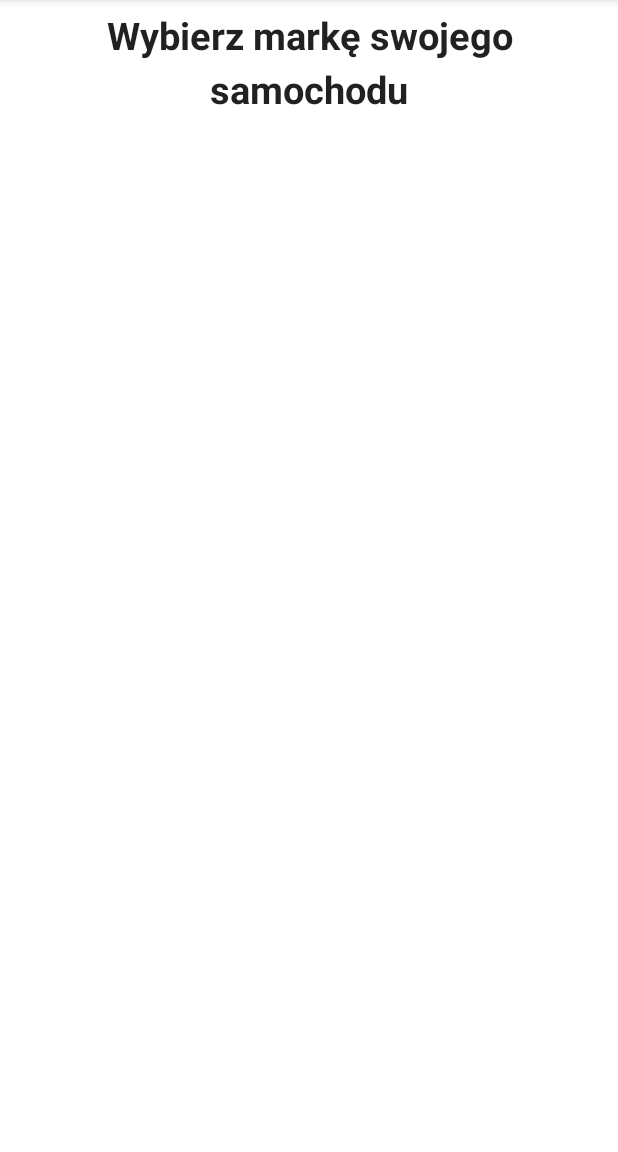
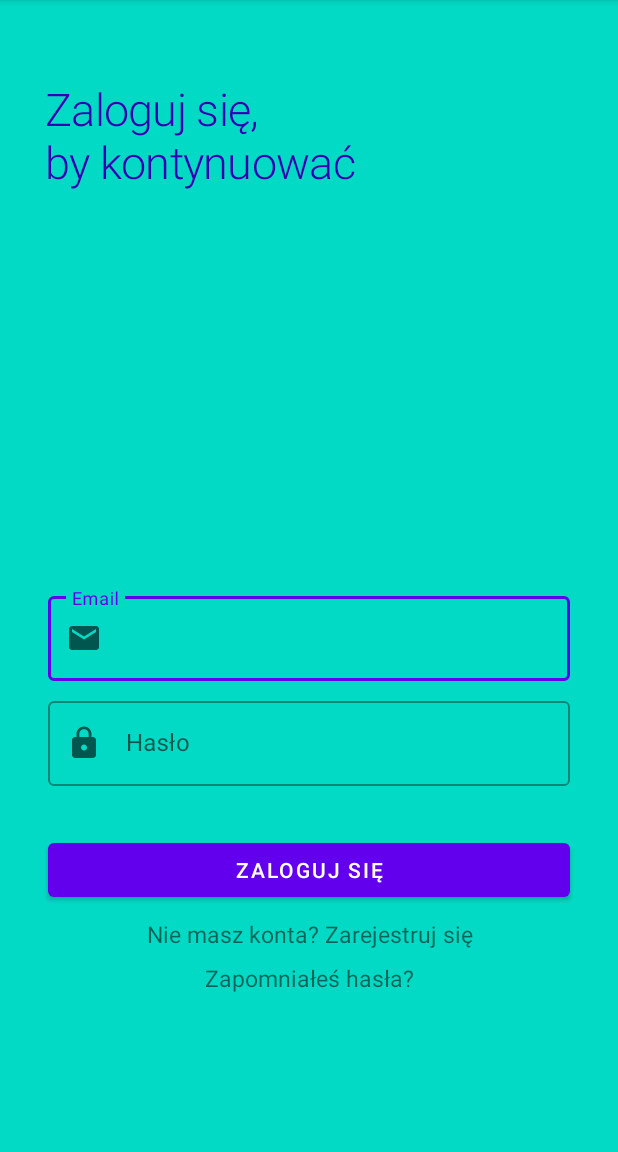
Before and after one commit to kamilaudiotour/Car_Api, an Android app: the screen it shows after launch (MainActivity), on a phone screen of 412 x 824 dp, the part 84-1236 px from its top. Run offline under Robolectric (Android 15) with nearby library versions, the phone set to English and light mode, and no system bars; our stand-ins replace Dagger/Hilt's generated code, Firebase (no records; nobody signed in at launch, a user with empty details on screens opened directly), data binding.

Commit message:
initial login handling commit

```diff
--- a/app/src/main/java/com/example/carapi/repository/car/CarRepositoryImpl.kt
+++ b/app/src/main/java/com/example/carapi/repository/car/CarRepositoryImpl.kt
@@ -3,7 +3,7 @@ package com.example.carapi.repository.car
 import androidx.paging.Pager
 import androidx.paging.PagingConfig
 import androidx.paging.liveData
-import com.example.carapi.CarPagingSource
+import com.example.carapi.paging.CarPagingSource
 import com.example.carapi.api.CarsApi
 import com.example.carapi.models.Car
 import retrofit2.Response
--- a/app/src/main/java/com/example/carapi/repository/login/LoginRepository.kt
+++ b/app/src/main/java/com/example/carapi/repository/login/LoginRepository.kt
@@ -5,7 +5,7 @@ import com.google.firebase.auth.FirebaseUser
 
 interface LoginRepository {
     val currentUser: FirebaseUser?
-    suspend fun login(email: String, password: String) : Resource<FirebaseUser>
-    suspend fun register(email: String, name: String, password: String) : Resource<FirebaseUser>
+    suspend fun login(email: String, password: String): Resource<FirebaseUser>
+    suspend fun register(email: String, name: String, password: String): Resource<FirebaseUser>
     fun logout()
 }
--- a/app/src/main/java/com/example/carapi/ui/login/LoginViewModel.kt
+++ b/app/src/main/java/com/example/carapi/ui/login/LoginViewModel.kt
@@ -15,14 +15,14 @@ import javax.inject.Inject
 class LoginViewModel @Inject constructor(private val loginRepository: LoginRepository) :
     ViewModel() {
 
-    private val login = MutableLiveData<Resource<FirebaseUser>?>(null)
-    private val register = MutableLiveData<Resource<FirebaseUser>?>(null)
+     val login = MutableLiveData<Resource<FirebaseUser>?>(null)
+     val register = MutableLiveData<Resource<FirebaseUser>?>(null)
 
     val currentUser: FirebaseUser?
         get() = loginRepository.currentUser
 
     init {
-        if(loginRepository.currentUser != null) {
+        if (loginRepository.currentUser != null) {
             login.value = Resource.Success(loginRepository.currentUser!!)
         }
     }
--- a/app/src/main/java/com/example/carapi/ui/login/fragments/LoginFragment.kt
+++ b/app/src/main/java/com/example/carapi/ui/login/fragments/LoginFragment.kt
@@ -4,11 +4,14 @@ import android.os.Bundle
 import android.view.LayoutInflater
 import android.view.View
 import android.view.ViewGroup
+import android.widget.Toast
 import androidx.fragment.app.Fragment
 import androidx.fragment.app.activityViewModels
+import androidx.navigation.fragment.findNavController
 import com.example.carapi.R
 import com.example.carapi.databinding.FragmentLoginBinding
 import com.example.carapi.ui.login.LoginViewModel
+import com.example.carapi.util.Resource
 import dagger.hilt.android.AndroidEntryPoint
 
 
@@ -18,6 +21,7 @@ class LoginFragment : Fragment(R.layout.fragment_login) {
     private lateinit var binding: FragmentLoginBinding
     private val viewModel by activityViewModels<LoginViewModel>()
 
+
     override fun onCreateView(
         inflater: LayoutInflater,
         container: ViewGroup?,
@@ -26,6 +30,30 @@ class LoginFragment : Fragment(R.layout.fragment_login) {
 
         binding = FragmentLoginBinding.inflate(inflater, container, false)
 
+
+
+        binding.apply {
+            loginButton.setOnClickListener {
+                val email = emailEt.text.toString()
+                val password = passwordEt.text.toString()
+                viewModel.login(email, password)
+            }
+        }
+        viewModel.login.observe(viewLifecycleOwner) {
+            when (it) {
+                is Resource.Success -> {
+                    findNavController().navigate(R.id.action_loginFragment_to_carFragment)
+                }
+                is Resource.Loading -> {}
+                is Resource.Error -> {
+                    Toast.makeText(requireContext(), it.message, Toast.LENGTH_LONG).show()
+                }
+
+                else -> {}
+            }
+        }
+
+
         return binding.root
     }
 
--- /dev/null
+++ b/app/src/main/res/drawable/ic_email.xml
@@ -0,0 +1,5 @@
+<vector android:height="24dp" android:tint="#FF4E00"
+    android:viewportHeight="24" android:viewportWidth="24"
+    android:width="24dp" xmlns:android="http://schemas.android.com/apk/res/android">
+    <path android:fillColor="@android:color/white" android:pathData="M20,4L4,4c-1.1,0 -1.99,0.9 -1.99,2L2,18c0,1.1 0.9,2 2,2h16c1.1,0 2,-0.9 2,-2L22,6c0,-1.1 -0.9,-2 -2,-2zM20,8l-8,5 -8,-5L4,6l8,5 8,-5v2z"/>
+</vector>
--- /dev/null
+++ b/app/src/main/res/drawable/ic_password.xml
@@ -0,0 +1,5 @@
+<vector android:height="24dp" android:tint="#FF4E00"
+    android:viewportHeight="24" android:viewportWidth="24"
+    android:width="24dp" xmlns:android="http://schemas.android.com/apk/res/android">
+    <path android:fillColor="@android:color/white" android:pathData="M18,8h-1L17,6c0,-2.76 -2.24,-5 -5,-5S7,3.24 7,6v2L6,8c-1.1,0 -2,0.9 -2,2v10c0,1.1 0.9,2 2,2h12c1.1,0 2,-0.9 2,-2L20,10c0,-1.1 -0.9,-2 -2,-2zM12,17c-1.1,0 -2,-0.9 -2,-2s0.9,-2 2,-2 2,0.9 2,2 -0.9,2 -2,2zM15.1,8L8.9,8L8.9,6c0,-1.71 1.39,-3.1 3.1,-3.1 1.71,0 3.1,1.39 3.1,3.1v2z"/>
+</vector>
--- a/app/src/main/res/layout/fragment_login.xml
+++ b/app/src/main/res/layout/fragment_login.xml
@@ -1,10 +1,108 @@
 <?xml version="1.0" encoding="utf-8"?>
-<layout xmlns:android="http://schemas.android.com/apk/res/android">
+<layout xmlns:android="http://schemas.android.com/apk/res/android"
+    xmlns:app="http://schemas.android.com/apk/res-auto">
 
 
     <androidx.constraintlayout.widget.ConstraintLayout
         android:layout_width="match_parent"
-        android:layout_height="match_parent">
+        android:layout_height="match_parent"
+        android:background="@color/teal_200">
+
+        <TextView
+            android:id="@+id/textView"
+            style="@style/TextAppearance.MaterialComponents.Headline1"
+            android:layout_width="wrap_content"
+            android:layout_height="wrap_content"
+            android:layout_marginTop="52dp"
+            android:text="@string/continue_login_tv"
+            android:textColor="@color/purple_700"
+            android:textSize="30sp"
+            app:layout_constraintEnd_toEndOf="parent"
+            app:layout_constraintHorizontal_bias="0.148"
+            app:layout_constraintStart_toStartOf="parent"
+            app:layout_constraintTop_toTopOf="parent" />
+
+        <com.google.android.material.textfield.TextInputLayout
+            android:id="@+id/email_et_layout"
+            style="@style/Widget.MaterialComponents.TextInputLayout.OutlinedBox"
+            android:layout_width="match_parent"
+            android:layout_height="wrap_content"
+            android:layout_marginStart="32dp"
+            android:layout_marginTop="264dp"
+            android:layout_marginEnd="32dp"
+            android:hint="@string/email_hint"
+            app:layout_constraintEnd_toEndOf="parent"
+            app:layout_constraintStart_toStartOf="parent"
+            app:layout_constraintTop_toBottomOf="@+id/textView"
+            app:startIconDrawable="@drawable/ic_email">
+
+            <com.google.android.material.textfield.TextInputEditText
+                android:id="@+id/email_et"
+                android:layout_width="match_parent"
+                android:layout_height="wrap_content" />
+
+
+        </com.google.android.material.textfield.TextInputLayout>
+
+        <com.google.android.material.textfield.TextInputLayout
+            android:id="@+id/password_et_layout"
+            style="@style/Widget.MaterialComponents.TextInputLayout.OutlinedBox"
+            android:layout_width="match_parent"
+            android:layout_height="wrap_content"
+            android:layout_marginStart="32dp"
+            android:layout_marginTop="8dp"
+            android:layout_marginEnd="32dp"
+            android:hint="@string/password_hint"
+            app:layout_constraintEnd_toEndOf="parent"
+            app:layout_constraintStart_toStartOf="parent"
+            app:layout_constraintTop_toBottomOf="@+id/email_et_layout"
+            app:startIconDrawable="@drawable/ic_password">
+
+            <com.google.android.material.textfield.TextInputEditText
+                android:id="@+id/password_et"
+                android:layout_width="match_parent"
+                android:layout_height="wrap_content" />
+
+        </com.google.android.material.textfield.TextInputLayout>
+
+        <Button
+            android:id="@+id/login_button"
+            android:layout_width="match_parent"
+            android:layout_height="wrap_content"
+            android:layout_marginStart="32dp"
+            android:layout_marginTop="32dp"
+            android:layout_marginEnd="32dp"
+            android:text="@string/login_btn"
+            app:layout_constraintEnd_toEndOf="parent"
+            app:layout_constraintStart_toStartOf="parent"
+            app:layout_constraintTop_toBottomOf="@+id/password_et_layout" />
+
+        <TextView
+            android:id="@+id/new_account_tv"
+            android:layout_width="match_parent"
+            android:layout_height="wrap_content"
+            android:layout_marginHorizontal="32dp"
+            android:layout_marginTop="8dp"
+            android:text="@string/no_account_tv"
+            android:textAlignment="center"
+            android:textSize="15sp"
+            app:layout_constraintEnd_toEndOf="parent"
+            app:layout_constraintStart_toStartOf="parent"
+            app:layout_constraintTop_toBottomOf="@+id/login_button" />
+
+        <TextView
+            android:id="@+id/forgot_password_tv"
+            android:layout_width="match_parent"
+            android:layout_height="wrap_content"
+            android:layout_marginHorizontal="32dp"
+            android:layout_marginTop="8dp"
+            android:text="@string/forgot_password_tv"
+            android:textAlignment="center"
+            android:textSize="15sp"
+            app:layout_constraintEnd_toEndOf="parent"
+            app:layout_constraintStart_toStartOf="parent"
+            app:layout_constraintTop_toBottomOf="@id/new_account_tv" />
+
 
     </androidx.constraintlayout.widget.ConstraintLayout>
 </layout>
--- a/app/src/main/res/navigation/nav_graph.xml
+++ b/app/src/main/res/navigation/nav_graph.xml
@@ -3,7 +3,7 @@
     xmlns:app="http://schemas.android.com/apk/res-auto"
     xmlns:tools="http://schemas.android.com/tools"
     android:id="@+id/nav_graph"
-    app:startDestination="@id/carFragment">
+    app:startDestination="@id/loginFragment">
 
     <fragment
         android:id="@+id/carFragment"
@@ -18,4 +18,12 @@
         android:id="@+id/carModelsFragment"
         android:name="com.example.carapi.ui.car.fragments.CarModelsFragment"
         android:label="CarModelsFragment" />
+    <fragment
+        android:id="@+id/loginFragment"
+        android:name="com.example.carapi.ui.login.fragments.LoginFragment"
+        android:label="LoginFragment" >
+        <action
+            android:id="@+id/action_loginFragment_to_carFragment"
+            app:destination="@id/carFragment" />
+    </fragment>
 </navigation>
--- a/app/src/main/res/values/strings.xml
+++ b/app/src/main/res/values/strings.xml
@@ -7,4 +7,10 @@
     <string name="year">Year</string>
     <string name="type">Type</string>
     <string name="make">Make</string>
+    <string name="no_account_tv">Nie masz konta? Zarejestruj się</string>
+    <string name="login_btn">Zaloguj się</string>
+    <string name="password_hint">Hasło</string>
+    <string name="continue_login_tv">Zaloguj się,\nby kontynuować</string>
+    <string name="email_hint">Email</string>
+    <string name="forgot_password_tv">Zapomniałeś hasła?</string>
 </resources>
```
